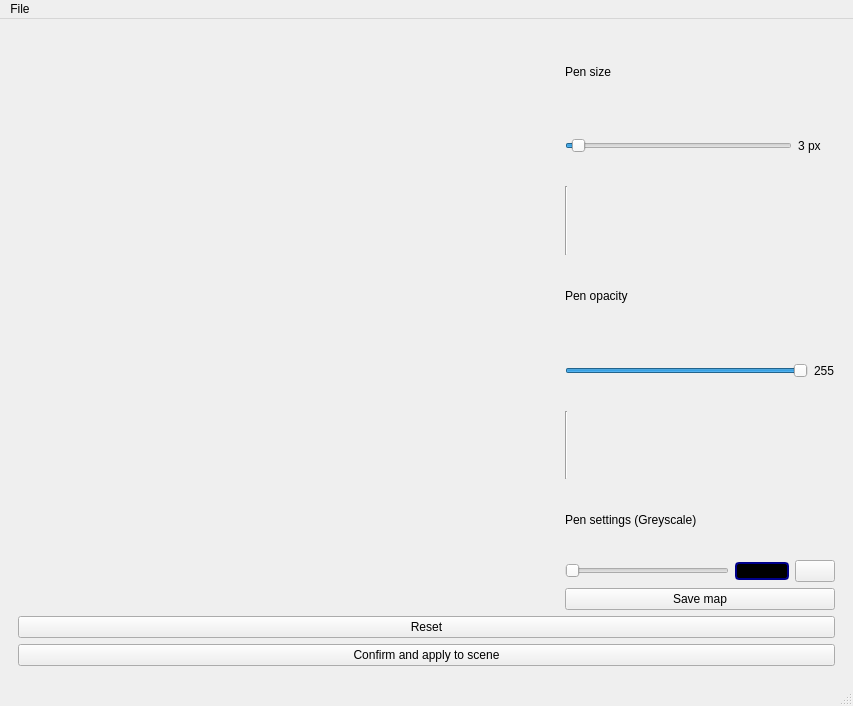
The window that ui/ui/mainwindow.ui (binaryHips/Projet3D) describes before a commit, drawn with Qt 5.
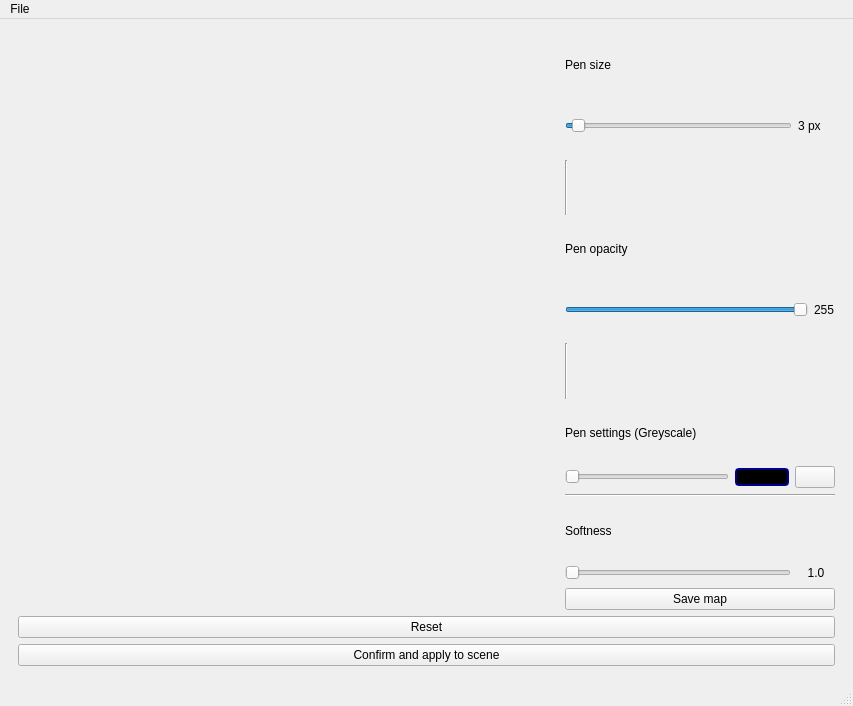
The same window after the commit. The open tabs and pages were chosen to show the change. Custom widgets are drawn as their Qt base class.

Patch:
```diff
--- a/ui/ui/mainwindow.ui
+++ b/ui/ui/mainwindow.ui
@@ -539,6 +539,56 @@
               </item>
              </layout>
             </item>
+            <item>
+             <widget class="Line" name="line_11">
+              <property name="orientation">
+               <enum>Qt::Orientation::Horizontal</enum>
+              </property>
+             </widget>
+            </item>
+            <item>
+             <widget class="QLabel" name="label_8">
+              <property name="text">
+               <string>Softness</string>
+              </property>
+             </widget>
+            </item>
+            <item>
+             <layout class="QHBoxLayout" name="horizontalLayout_10">
+              <item>
+               <widget class="QSlider" name="softnessSlider">
+                <property name="maximum">
+                 <number>10</number>
+                </property>
+                <property name="orientation">
+                 <enum>Qt::Orientation::Horizontal</enum>
+                </property>
+               </widget>
+              </item>
+              <item>
+               <widget class="QLabel" name="softnessLabel">
+                <property name="sizePolicy">
+                 <sizepolicy hsizetype="Fixed" vsizetype="Fixed">
+                  <horstretch>0</horstretch>
+                  <verstretch>0</verstretch>
+                 </sizepolicy>
+                </property>
+                <property name="minimumSize">
+                 <size>
+                  <width>38</width>
+                  <height>18</height>
+                 </size>
+                </property>
+                <property name="text">
+                 <string>1.0</string>
+                </property>
+                <property name="alignment">
+                 <set>Qt::AlignmentFlag::AlignCenter</set>
+                </property>
+               </widget>
+              </item>
+             </layout>
+            </item>
             <item>
              <widget class="QPushButton" name="saveMapBtn">
               <property name="text">
```
Left out of the diff: 4 changed lines with no effect on the pictures.
